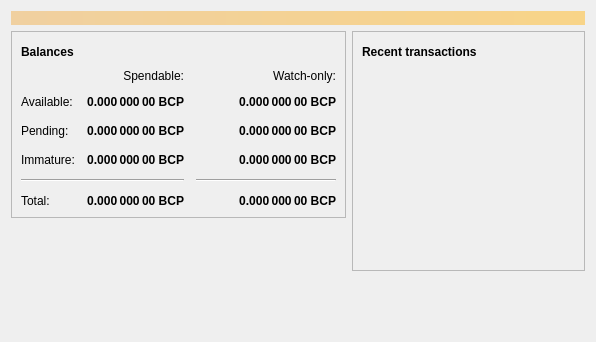
This is src/qt/forms/overviewpage.ui in bcpay/bcp as Qt 5 draws it before an edit. The edited form follows.
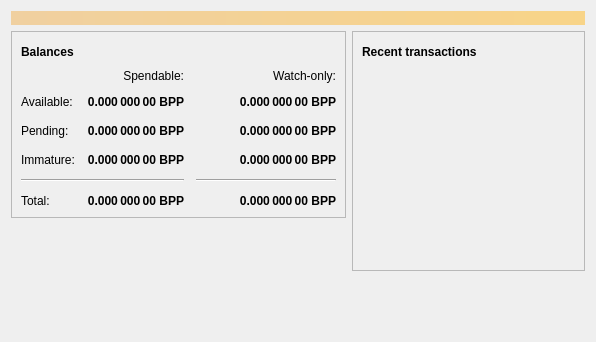
This is the edited form. Icons and pictures are not drawn.

The edit to the form file:
```diff
--- a/src/qt/forms/overviewpage.ui
+++ b/src/qt/forms/overviewpage.ui
@@ -129,7 +129,7 @@
                <string>Unconfirmed transactions to watch-only addresses</string>
               </property>
               <property name="text">
-               <string notr="true">0.000 000 00 BCP</string>
+               <string notr="true">0.000 000 00 BPP</string>
               </property>
               <property name="alignment">
                <set>Qt::AlignRight|Qt::AlignTrailing|Qt::AlignVCenter</set>
@@ -154,7 +154,7 @@
                <string>Total of transactions that have yet to be confirmed, and do not yet count toward the spendable balance</string>
               </property>
               <property name="text">
-               <string notr="true">0.000 000 00 BCP</string>
+               <string notr="true">0.000 000 00 BPP</string>
               </property>
               <property name="alignment">
                <set>Qt::AlignRight|Qt::AlignTrailing|Qt::AlignVCenter</set>
@@ -179,7 +179,7 @@
                <string>Mined balance in watch-only addresses that has not yet matured</string>
               </property>
               <property name="text">
-               <string notr="true">0.000 000 00 BCP</string>
+               <string notr="true">0.000 000 00 BPP</string>
               </property>
               <property name="alignment">
                <set>Qt::AlignRight|Qt::AlignTrailing|Qt::AlignVCenter</set>
@@ -237,7 +237,7 @@
                <string>Mined balance that has not yet matured</string>
               </property>
               <property name="text">
-               <string notr="true">0.000 000 00 BCP</string>
+               <string notr="true">0.000 000 00 BPP</string>
               </property>
               <property name="alignment">
                <set>Qt::AlignRight|Qt::AlignTrailing|Qt::AlignVCenter</set>
@@ -282,7 +282,7 @@
                <string>Your current total balance</string>
               </property>
               <property name="text">
-               <string notr="true">0.000 000 00 BCP</string>
+               <string notr="true">0.000 000 00 BPP</string>
               </property>
               <property name="alignment">
                <set>Qt::AlignRight|Qt::AlignTrailing|Qt::AlignVCenter</set>
@@ -307,7 +307,7 @@
                <string>Current total balance in watch-only addresses</string>
               </property>
               <property name="text">
-               <string notr="true">0.000 000 00 BCP</string>
+               <string notr="true">0.000 000 00 BPP</string>
               </property>
               <property name="alignment">
                <set>Qt::AlignRight|Qt::AlignTrailing|Qt::AlignVCenter</set>
@@ -349,7 +349,7 @@
                <string>Your current spendable balance</string>
               </property>
               <property name="text">
-               <string notr="true">0.000 000 00 BCP</string>
+               <string notr="true">0.000 000 00 BPP</string>
               </property>
               <property name="alignment">
                <set>Qt::AlignRight|Qt::AlignTrailing|Qt::AlignVCenter</set>
@@ -374,7 +374,7 @@
                <string>Your current balance in watch-only addresses</string>
               </property>
               <property name="text">
-               <string notr="true">0.000 000 00 BCP</string>
+               <string notr="true">0.000 000 00 BPP</string>
               </property>
               <property name="alignment">
                <set>Qt::AlignRight|Qt::AlignTrailing|Qt::AlignVCenter</set>
```
